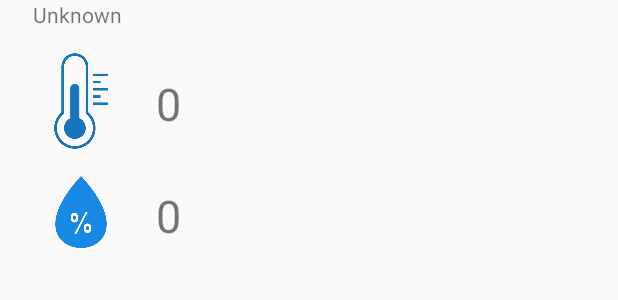
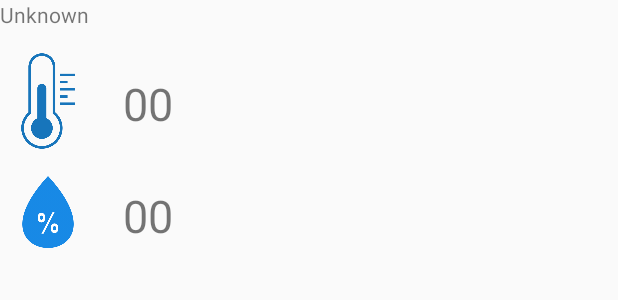
Before and after one commit to jvrlic/SmartApartmentNew, an Android app: the layout climate_for_overview.xml on its own in the app's theme, with its tools: preview values and no code run, on a phone screen of 412 x 824 dp. Shown: the top 300 px of the screen. Run offline under Robolectric (Android 15) with nearby library versions, the light colour scheme and no system bars.

Commit message:
Verzija nastavak

```diff
--- a/app/src/main/java/com/example/josip/smartapartmentnew/MainActivity.java
+++ b/app/src/main/java/com/example/josip/smartapartmentnew/MainActivity.java
@@ -100,6 +100,10 @@ public class MainActivity extends AppCompatActivity{
     protected void onCreate(Bundle savedInstanceState) {
         super.onCreate(savedInstanceState);
         setContentView(R.layout.activity_main);
+
+        View decorView = getWindow().getDecorView();
+        int uiOptinos = View.SYSTEM_UI_FLAG_FULLSCREEN;
+        decorView.setSystemUiVisibility(uiOptinos);
 
 
         mApartmentIDs = new ArrayList<String>();
--- a/app/src/main/java/com/example/josip/smartapartmentnew/MyListAdapter.java
+++ b/app/src/main/java/com/example/josip/smartapartmentnew/MyListAdapter.java
@@ -40,10 +40,12 @@ public class MyListAdapter extends ArrayAdapter<String> {
         if (p != null) {
             TextView tv = (TextView) v.findViewById(R.id.textViewOpis);
             ImageView ivA = (ImageView) v.findViewById(R.id.imageViewAction);
+            TextView tvId = (TextView) v.findViewById(R.id.textViewIdent);
 
 
             if (tv != null) {
-                tv.setText(p);
+                tv.setText(p.substring(2));
+                tvId.setText(p.substring(0,1));
             }
 
             if (p.contains("by"))
--- a/app/src/main/res/layout/climate_for_overview.xml
+++ b/app/src/main/res/layout/climate_for_overview.xml
@@ -1,25 +1,31 @@
 <?xml version="1.0" encoding="utf-8"?>
 <RelativeLayout xmlns:android="http://schemas.android.com/apk/res/android"
     xmlns:app="http://schemas.android.com/apk/res-auto"
-    android:layout_width="match_parent" android:layout_height="match_parent">
+    android:layout_width="wrap_content"
+    android:layout_height="wrap_content"
+    android:layout_weight="1">
 
     <TextView
-        android:text="0"
+        android:text="00"
         android:layout_width="wrap_content"
         android:layout_height="wrap_content"
         android:id="@+id/textViewTempO"
         android:textSize="30sp"
+        android:maxLines="1"
+        android:maxLength="3"
         android:layout_marginTop="13dp"
         android:layout_alignTop="@+id/imageView4"
         android:layout_toEndOf="@+id/imageView4"
         android:layout_marginStart="18dp" />
 
     <TextView
-        android:text="0"
+        android:text="00"
         android:layout_width="wrap_content"
         android:layout_height="wrap_content"
         android:id="@+id/textViewHumO"
         android:textSize="30sp"
+        android:maxLines="1"
+        android:maxLength="3"
         android:layout_marginTop="14dp"
         android:layout_alignTop="@+id/imageView5"
         android:layout_alignStart="@+id/textViewTempO" />
@@ -30,7 +36,7 @@
         android:layout_height="wrap_content"
         android:id="@+id/textViewNaslov"
         android:layout_alignParentTop="true"
-        android:layout_alignStart="@+id/imageView4" />
+        android:layout_alignParentStart="true" />
 
     <ImageView
         android:layout_width="64dp"
@@ -45,7 +51,6 @@
         android:layout_width="64dp"
         android:layout_height="64dp"
         app:srcCompat="@drawable/temperature"
-        android:layout_marginStart="22dp"
         android:id="@+id/imageView4"
         android:layout_marginTop="16dp"
         android:layout_below="@+id/textViewNaslov"
--- a/app/src/main/res/layout/itemlistrow.xml
+++ b/app/src/main/res/layout/itemlistrow.xml
@@ -6,7 +6,7 @@
     android:layout_height="wrap_content">
 
     <TextView
-        android:id="@+id/textView"
+        android:id="@+id/textViewIdent"
         android:layout_width="30dp"
         android:layout_height="30dp"
         android:layout_margin="3dp"
```
Also changed, not shown: app/build.gradle (+4 -4 lines), app/src/main/java/com/example/josip/smartapartmentnew/DoorFragment.java (+8 -3 lines), app/src/main/java/com/example/josip/smartapartmentnew/OverviewFragment.java (+61 -7 lines), app/src/main/res/layout/fragment_overview.xml (+16 -5 lines), app/src/main/res/values/strings.xml (+3 -4 lines).
